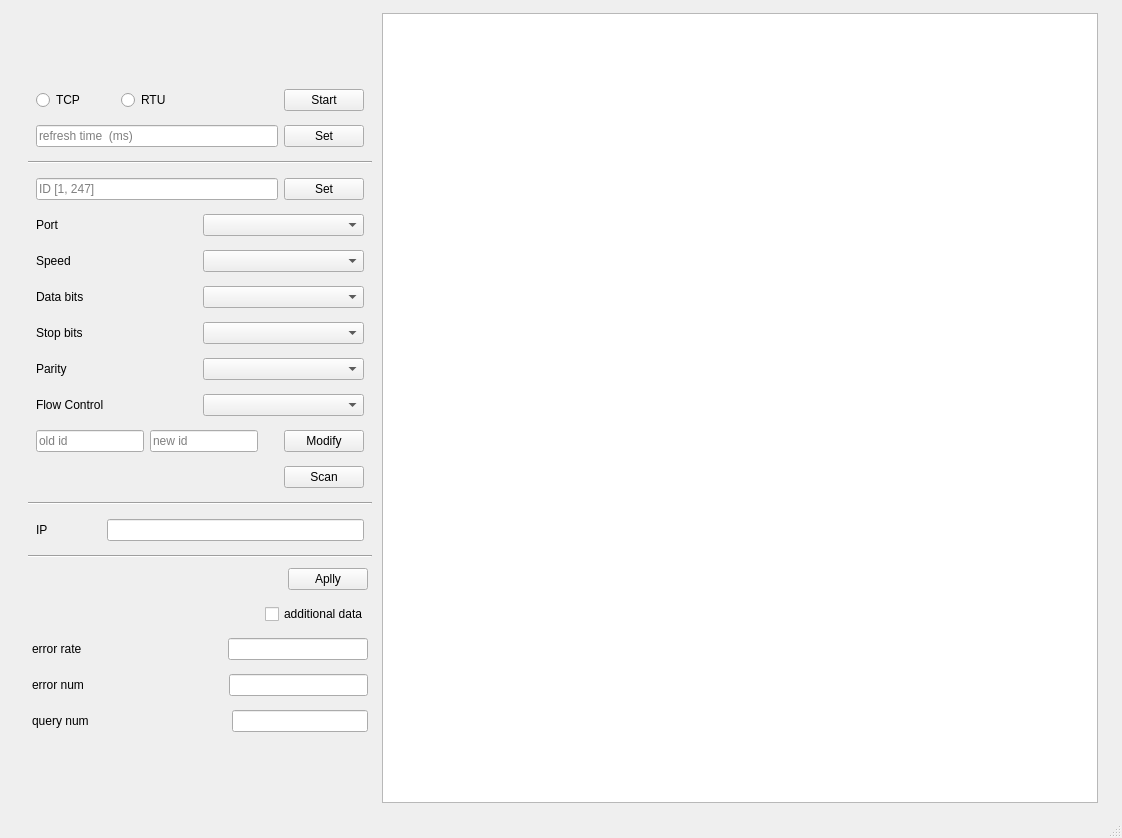
The window that ModbusTestClient/modbustest.ui (vijay-wang/ModbusTestClient) describes before a commit, drawn with Qt 5.
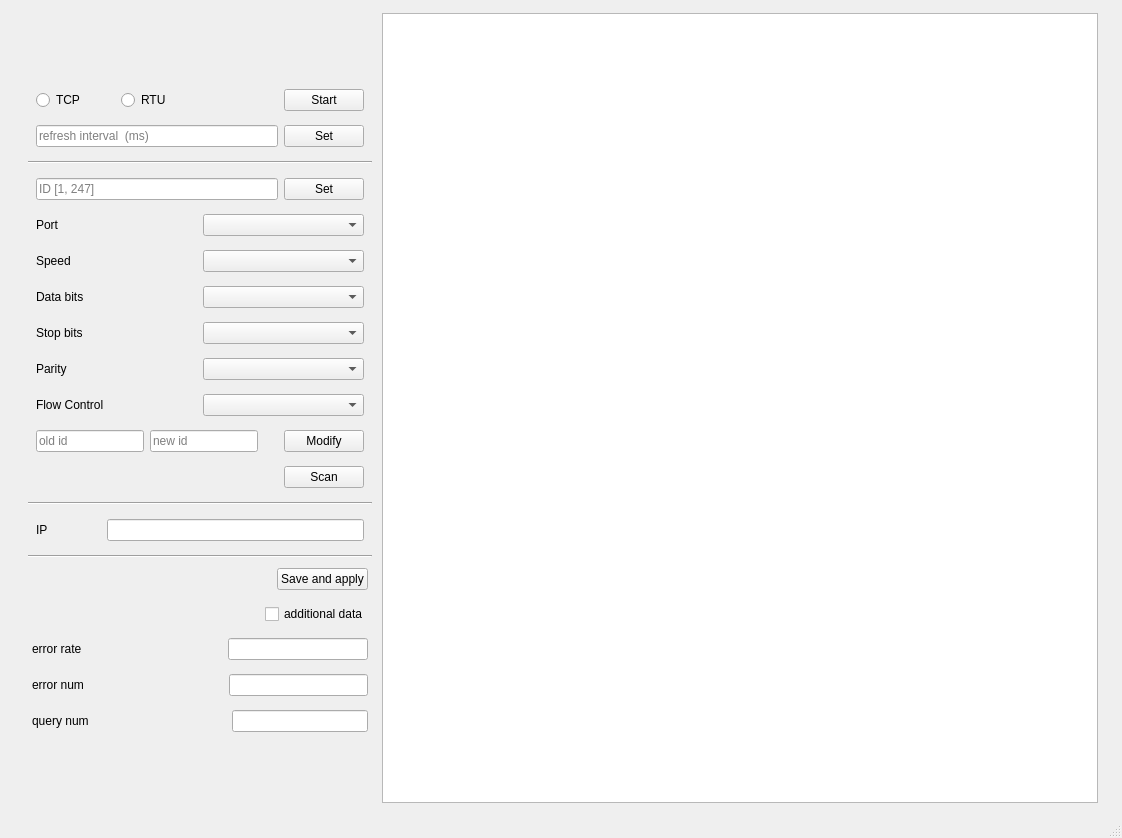
The same window after the commit.

Diff of the .ui file:
```diff
--- a/ModbusTestClient/modbustest.ui
+++ b/ModbusTestClient/modbustest.ui
@@ -170,7 +170,7 @@
                </sizepolicy>
               </property>
               <property name="placeholderText">
-               <string>refresh time  (ms)</string>
+               <string>refresh interval  (ms)</string>
               </property>
              </widget>
             </item>
@@ -629,7 +629,7 @@
              </sizepolicy>
             </property>
             <property name="text">
-             <string>Aplly</string>
+             <string>Save and apply</string>
             </property>
            </widget>
           </item>
```
Left out of the diff: 2 changed lines with no effect on the pictures.
